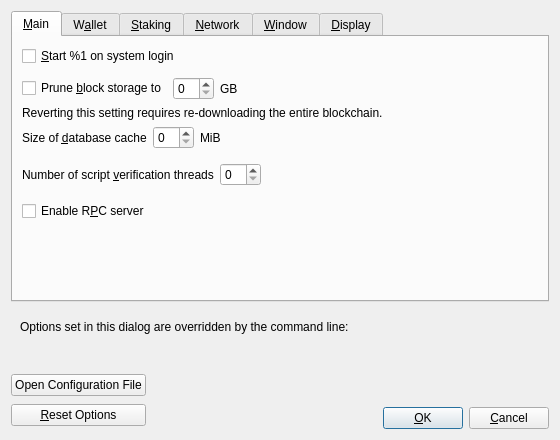
This is src/qt/forms/optionsdialog.ui in mateable/mateablecoin-24.x as Qt 5 draws it before an edit. The edited form follows.
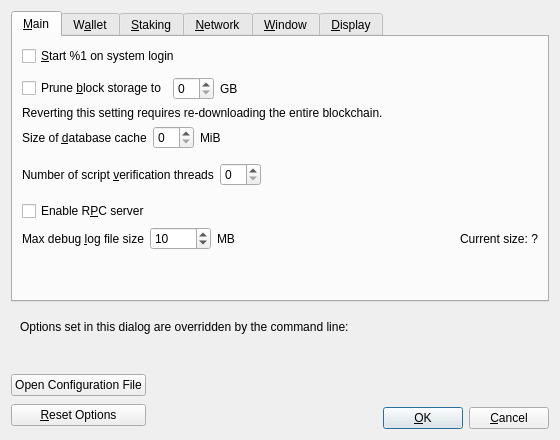
This is the edited form. Custom widgets are drawn as their Qt base class.

Commit message: init: add automatic debug log file size management

Diff of the .ui file:
```diff
--- a/src/qt/forms/optionsdialog.ui
+++ b/src/qt/forms/optionsdialog.ui
@@ -196,6 +196,75 @@
          </property>
         </widget>
        </item>
+       <item>
+        <layout class="QHBoxLayout" name="horizontalLayout_Main_MaxDebugLog">
+         <item>
+          <widget class="QLabel" name="maxDebugLogSizeLabel">
+           <property name="toolTip">
+            <string>Limit the debug.log file size during runtime. When the log exceeds this size, older entries are automatically trimmed. Set to 0 for unlimited.</string>
+           </property>
+           <property name="text">
+            <string>Max debug &amp;log file size</string>
+           </property>
+           <property name="textFormat">
+            <enum>Qt::PlainText</enum>
+           </property>
+           <property name="buddy">
+            <cstring>maxDebugLogSize</cstring>
+           </property>
+          </widget>
+         </item>
+         <item>
+          <widget class="QSpinBox" name="maxDebugLogSize">
+           <property name="toolTip">
+            <string>Maximum size of the debug.log file in MB (0 = unlimited)</string>
+           </property>
+           <property name="minimum">
+            <number>0</number>
+           </property>
+           <property name="maximum">
+            <number>10000</number>
+           </property>
+           <property name="value">
+            <number>10</number>
+           </property>
+          </widget>
+         </item>
+         <item>
+          <widget class="QLabel" name="maxDebugLogSizeUnitLabel">
+           <property name="text">
+            <string>MB</string>
+           </property>
+           <property name="textFormat">
+            <enum>Qt::PlainText</enum>
+           </property>
+          </widget>
+         </item>
+         <item>
+          <spacer name="horizontalSpacer_Main_MaxDebugLog">
+           <property name="orientation">
+            <enum>Qt::Horizontal</enum>
+           </property>
+           <property name="sizeHint" stdset="0">
+            <size>
+             <width>40</width>
+             <height>20</height>
+            </size>
+           </property>
+          </spacer>
+         </item>
+         <item>
+          <widget class="QLabel" name="debugLogSizeLabel">
+           <property name="text">
+            <string>Current size: ?</string>
+           </property>
+           <property name="textFormat">
+            <enum>Qt::PlainText</enum>
+           </property>
+          </widget>
+         </item>
+        </layout>
+       </item>
        <item>
         <spacer name="verticalSpacer_Main">
          <property name="orientation">
```
The commit also changes 7 other files.
